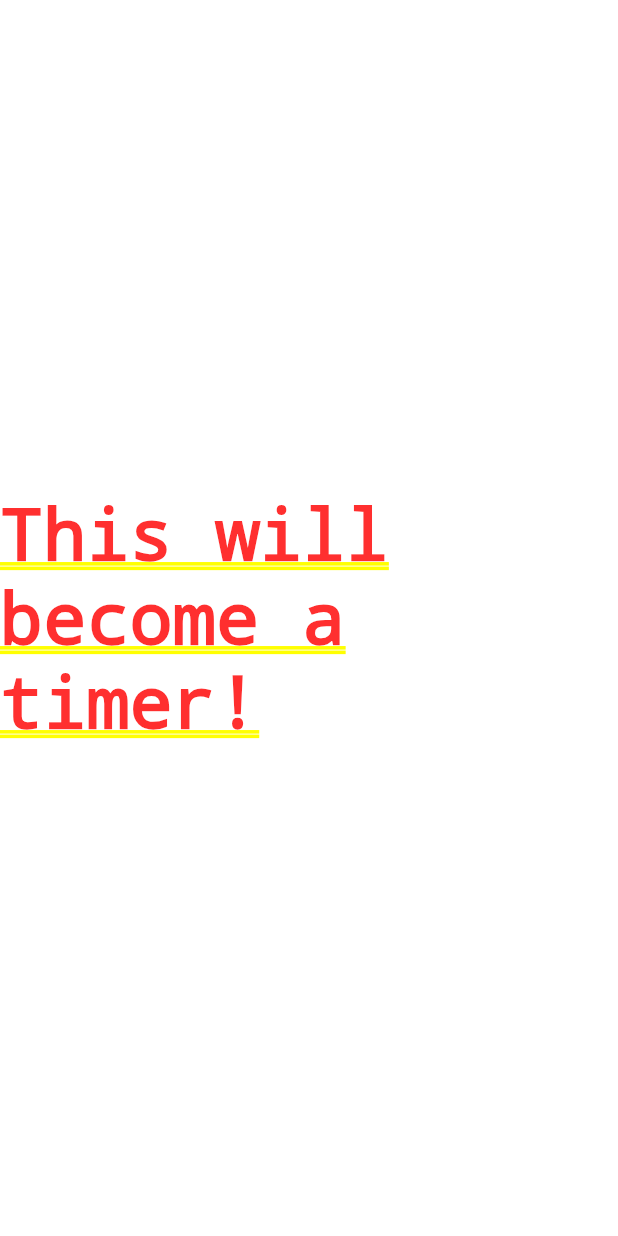
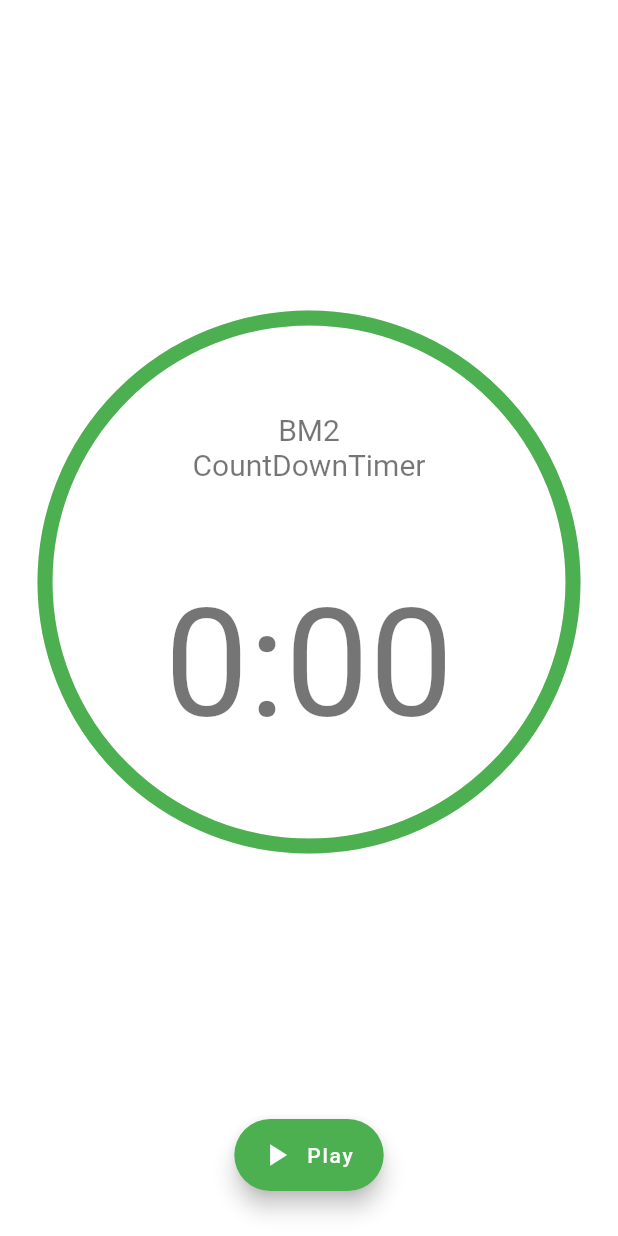
Before and after one commit to brenomachadodomonte/bm2_countdown_timer, a Flutter app: the screen it shows after launch, on a phone screen of 412 x 824 dp. Run offline on Flutter 3.47's test engine with Material 2 defaults, Android fonts, the phone set to English and light mode, and no system bars.

Commit message:
Creating timer fixed in 10 seconds

```diff
--- a/lib/screens/home.dart
+++ b/lib/screens/home.dart
@@ -1,17 +1,109 @@
 import 'package:flutter/material.dart';
+import 'package:countdowntimer/widgets/painter.dart';
 
 class Home extends StatefulWidget {
   @override
   _HomeState createState() => _HomeState();
 }
 
-class _HomeState extends State<Home> {
+class _HomeState extends State<Home> with TickerProviderStateMixin {
+  AnimationController controller;
+  bool isPlaying = false;
+
+  String get timerString {
+    Duration duration = controller.duration * controller.value;
+    return '${duration.inMinutes}:${(duration.inSeconds % 60).toString().padLeft(2, '0')}';
+  }
+
+  @override
+  void initState() {
+    super.initState();
+    controller = AnimationController(
+      vsync: this,
+      duration: Duration(seconds: 10),
+    );
+    controller.addStatusListener((status){
+      if(status == AnimationStatus.dismissed){
+        setState(() {
+          isPlaying = false;
+        });
+      }
+    });
+  }
+
   @override
   Widget build(BuildContext context) {
-    return Container(
-      child: Center(
-        child: Text('This will become a timer!'),
-      ),
+    return Scaffold(
+      backgroundColor: Colors.white,
+      body: AnimatedBuilder(
+          animation: controller,
+          builder: (context, child) {
+            return Padding(
+                padding: EdgeInsets.all(30.0),
+                child: Column(
+                  mainAxisAlignment: MainAxisAlignment.spaceBetween,
+                  children: <Widget>[
+                    Expanded(
+                      child: Align(
+                        alignment: FractionalOffset.center,
+                        child: AspectRatio(
+                          aspectRatio: 1.0,
+                          child: Stack(
+                            children: <Widget>[
+                              Positioned.fill(
+                                child: CustomPaint(
+                                    painter: Painter(
+                                      animation: controller,
+                                      backgroundColor: Colors.black12,
+                                      color: Colors.green,
+                                    )),
+                              ),
+                              Align(
+                                alignment: FractionalOffset.center,
+                                child: Column(
+                                  mainAxisAlignment: MainAxisAlignment.spaceEvenly,
+                                  crossAxisAlignment: CrossAxisAlignment.center,
+                                  children: <Widget>[
+                                    Text(
+                                      "BM2\nCountDownTimer",
+                                      textAlign: TextAlign.center,
+                                      style: TextStyle(
+                                          fontSize: 20.0,
+                                          color: Colors.black54),
+                                    ),
+                                    Text(timerString,style: TextStyle(fontSize: 100.0,color: Colors.black54),
+                                    ),
+                                  ],
+                                ),
+                              ),
+                            ],
+                          ),
+                        ),
+                      ),
+                    ),
+                    Row(
+                      mainAxisAlignment: MainAxisAlignment.spaceAround,
+                      children: <Widget>[
+                        FloatingActionButton.extended(
+                          label: Text(isPlaying ? 'Pause' : 'Play'),
+                          icon: Icon(isPlaying ? Icons.pause : Icons.play_arrow),
+                          onPressed: (){
+                            if(controller.isAnimating) {
+                              controller.stop();
+                            } else {
+                              controller.reverse(from: controller.value == 0.0 ? 1.0 : controller.value);
+                            }
+                            setState(() {
+                              isPlaying = !isPlaying;
+                            });
+                          },
+                        ),
+                      ],
+                    ),
+                  ],
+                ),
+              );
+          }),
     );
   }
 }
```
